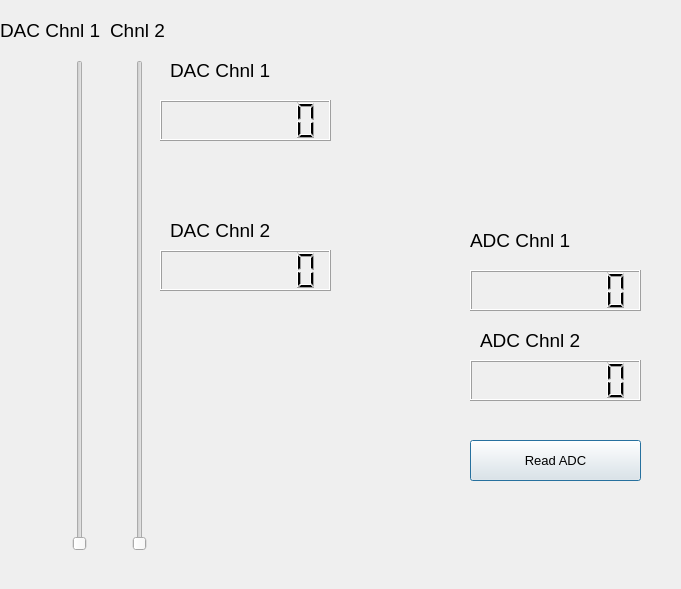
This is QT/DA/display.ui in natashaiwscope/emulator_v0 as Qt 5 draws it before an edit. The edited form follows.
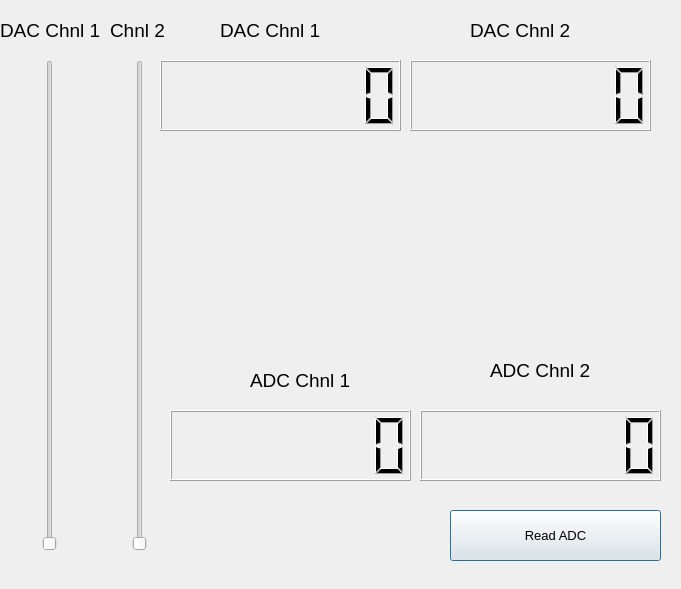
This is the edited form.

Commit message: Sun Dec 24 01:37:22 EST 2017

The edit to the form file:
```diff
--- a/QT/DA/display.ui
+++ b/QT/DA/display.ui
@@ -16,7 +16,7 @@
   <widget class="QSlider" name="ledSliderctrl">
    <property name="geometry">
     <rect>
-     <x>70</x>
+     <x>40</x>
      <y>60</y>
      <width>20</width>
      <height>491</height>
@@ -28,6 +28,9 @@
      <height>0</height>
     </size>
    </property>
+   <property name="maximum">
+    <number>4095</number>
+   </property>
    <property name="orientation">
     <enum>Qt::Vertical</enum>
    </property>
@@ -54,10 +57,10 @@
   <widget class="QPushButton" name="readADCButton">
    <property name="geometry">
     <rect>
-     <x>470</x>
-     <y>440</y>
-     <width>171</width>
-     <height>41</height>
+     <x>450</x>
+     <y>510</y>
+     <width>211</width>
+     <height>51</height>
     </rect>
    </property>
    <property name="font">
@@ -71,25 +74,6 @@
     <string>Read ADC</string>
    </property>
   </widget>
-  <widget class="QLCDNumber" name="lcdDAC_Chnl1">
-   <property name="geometry">
-    <rect>
-     <x>160</x>
-     <y>100</y>
-     <width>171</width>
-     <height>41</height>
-    </rect>
-   </property>
-   <property name="lineWidth">
-    <number>1</number>
-   </property>
-   <property name="numDigits">
-    <number>7</number>
-   </property>
-   <property name="mode">
-    <enum>QLCDNumber::Bin</enum>
-   </property>
-  </widget>
   <widget class="QLabel" name="label">
    <property name="geometry">
     <rect>
@@ -116,68 +100,11 @@
     <string>&lt;html&gt;&lt;head/&gt;&lt;body&gt;&lt;p&gt;&lt;span style=&quot; font-size:14pt;&quot;&gt;Chnl 2&lt;/span&gt;&lt;/p&gt;&lt;/body&gt;&lt;/html&gt;</string>
    </property>
   </widget>
-  <widget class="QLCDNumber" name="lcdDAC_Chnl2">
-   <property name="geometry">
-    <rect>
-     <x>160</x>
-     <y>250</y>
-     <width>171</width>
-     <height>41</height>
-    </rect>
-   </property>
-   <property name="lineWidth">
-    <number>1</number>
-   </property>
-   <property name="numDigits">
-    <number>7</number>
-   </property>
-   <property name="mode">
-    <enum>QLCDNumber::Bin</enum>
-   </property>
-  </widget>
-  <widget class="QLCDNumber" name="lcdADC_Chnl1">
-   <property name="geometry">
-    <rect>
-     <x>470</x>
-     <y>270</y>
-     <width>171</width>
-     <height>41</height>
-    </rect>
-   </property>
-   <property name="lineWidth">
-    <number>1</number>
-   </property>
-   <property name="numDigits">
-    <number>7</number>
-   </property>
-   <property name="mode">
-    <enum>QLCDNumber::Bin</enum>
-   </property>
-  </widget>
-  <widget class="QLCDNumber" name="lcdADC_Chnl2">
-   <property name="geometry">
-    <rect>
-     <x>470</x>
-     <y>360</y>
-     <width>171</width>
-     <height>41</height>
-    </rect>
-   </property>
-   <property name="lineWidth">
-    <number>1</number>
-   </property>
-   <property name="numDigits">
-    <number>7</number>
-   </property>
-   <property name="mode">
-    <enum>QLCDNumber::Bin</enum>
-   </property>
-  </widget>
   <widget class="QLabel" name="label_3">
    <property name="geometry">
     <rect>
-     <x>470</x>
-     <y>220</y>
+     <x>250</x>
+     <y>360</y>
      <width>111</width>
      <height>41</height>
     </rect>
@@ -189,8 +116,8 @@
   <widget class="QLabel" name="label_4">
    <property name="geometry">
     <rect>
-     <x>480</x>
-     <y>320</y>
+     <x>490</x>
+     <y>350</y>
      <width>111</width>
      <height>41</height>
     </rect>
@@ -202,8 +129,8 @@
   <widget class="QLabel" name="label_5">
    <property name="geometry">
     <rect>
-     <x>170</x>
-     <y>50</y>
+     <x>220</x>
+     <y>10</y>
      <width>111</width>
      <height>41</height>
     </rect>
@@ -215,8 +142,8 @@
   <widget class="QLabel" name="label_6">
    <property name="geometry">
     <rect>
-     <x>170</x>
-     <y>210</y>
+     <x>470</x>
+     <y>10</y>
      <width>111</width>
      <height>41</height>
     </rect>
@@ -225,6 +152,110 @@
     <string>&lt;html&gt;&lt;head/&gt;&lt;body&gt;&lt;p&gt;&lt;span style=&quot; font-size:14pt;&quot;&gt;DAC Chnl 2&lt;/span&gt;&lt;/p&gt;&lt;/body&gt;&lt;/html&gt;</string>
    </property>
   </widget>
+  <widget class="QLCDNumber" name="lcdDAC_Chnl1">
+   <property name="geometry">
+    <rect>
+     <x>160</x>
+     <y>60</y>
+     <width>241</width>
+     <height>71</height>
+    </rect>
+   </property>
+   <property name="font">
+    <font>
+     <pointsize>18</pointsize>
+     <weight>75</weight>
+     <bold>true</bold>
+    </font>
+   </property>
+   <property name="lineWidth">
+    <number>1</number>
+   </property>
+   <property name="numDigits">
+    <number>7</number>
+   </property>
+   <property name="mode">
+    <enum>QLCDNumber::Bin</enum>
+   </property>
+  </widget>
+  <widget class="QLCDNumber" name="lcdDAC_Chnl2">
+   <property name="geometry">
+    <rect>
+     <x>410</x>
+     <y>60</y>
+     <width>241</width>
+     <height>71</height>
+    </rect>
+   </property>
+   <property name="font">
+    <font>
+     <pointsize>18</pointsize>
+     <weight>75</weight>
+     <bold>true</bold>
+    </font>
+   </property>
+   <property name="lineWidth">
+    <number>1</number>
+   </property>
+   <property name="numDigits">
+    <number>7</number>
+   </property>
+   <property name="mode">
+    <enum>QLCDNumber::Bin</enum>
+   </property>
+  </widget>
+  <widget class="QLCDNumber" name="lcdADC_Chnl1">
+   <property name="geometry">
+    <rect>
+     <x>170</x>
+     <y>410</y>
+     <width>241</width>
+     <height>71</height>
+    </rect>
+   </property>
+   <property name="font">
+    <font>
+     <pointsize>18</pointsize>
+     <weight>75</weight>
+     <bold>true</bold>
+    </font>
+   </property>
+   <property name="lineWidth">
+    <number>1</number>
+   </property>
+   <property name="numDigits">
+    <number>7</number>
+   </property>
+   <property name="mode">
+    <enum>QLCDNumber::Bin</enum>
+   </property>
+  </widget>
+  <widget class="QLCDNumber" name="lcdADC_Chnl2">
+   <property name="geometry">
+    <rect>
+     <x>420</x>
+     <y>410</y>
+     <width>241</width>
+     <height>71</height>
+    </rect>
+   </property>
+   <property name="font">
+    <font>
+     <pointsize>18</pointsize>
+     <weight>75</weight>
+     <bold>true</bold>
+    </font>
+   </property>
+   <property name="lineWidth">
+    <number>1</number>
+   </property>
+   <property name="numDigits">
+    <number>7</number>
+   </property>
+   <property name="mode">
+    <enum>QLCDNumber::Bin</enum>
+   </property>
+  </widget>
  </widget>
  <resources/>
  <connections/>
```
Left out of the diff: 9 changed lines with no effect on the pictures. The commit also changes 2 other files.
